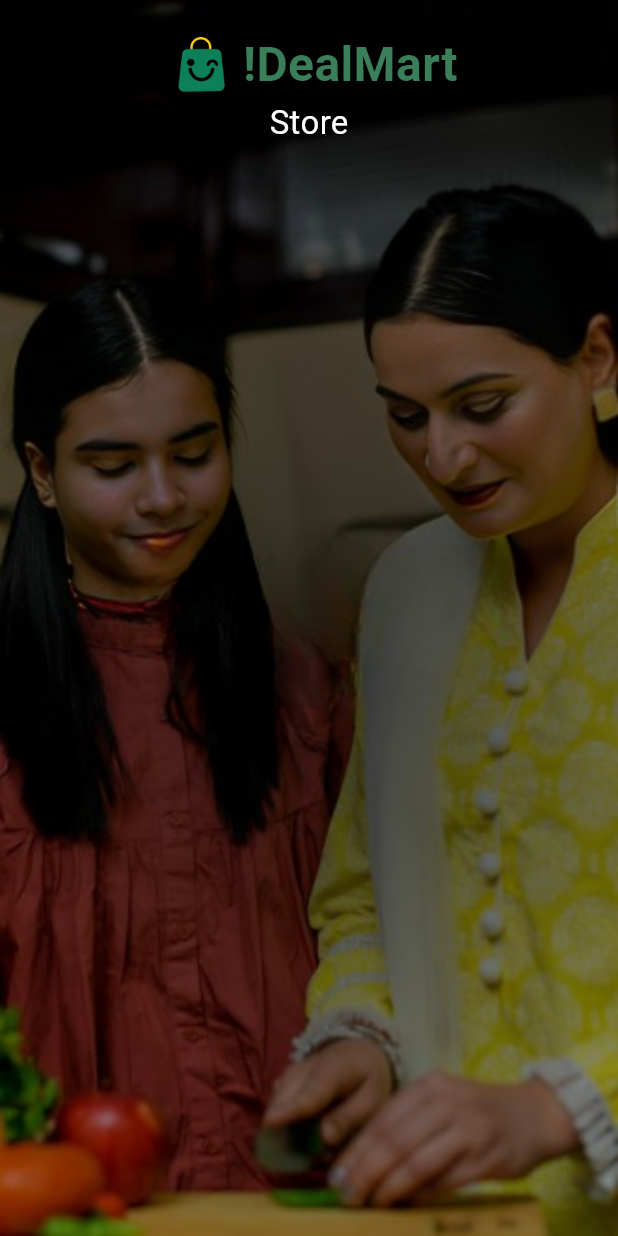
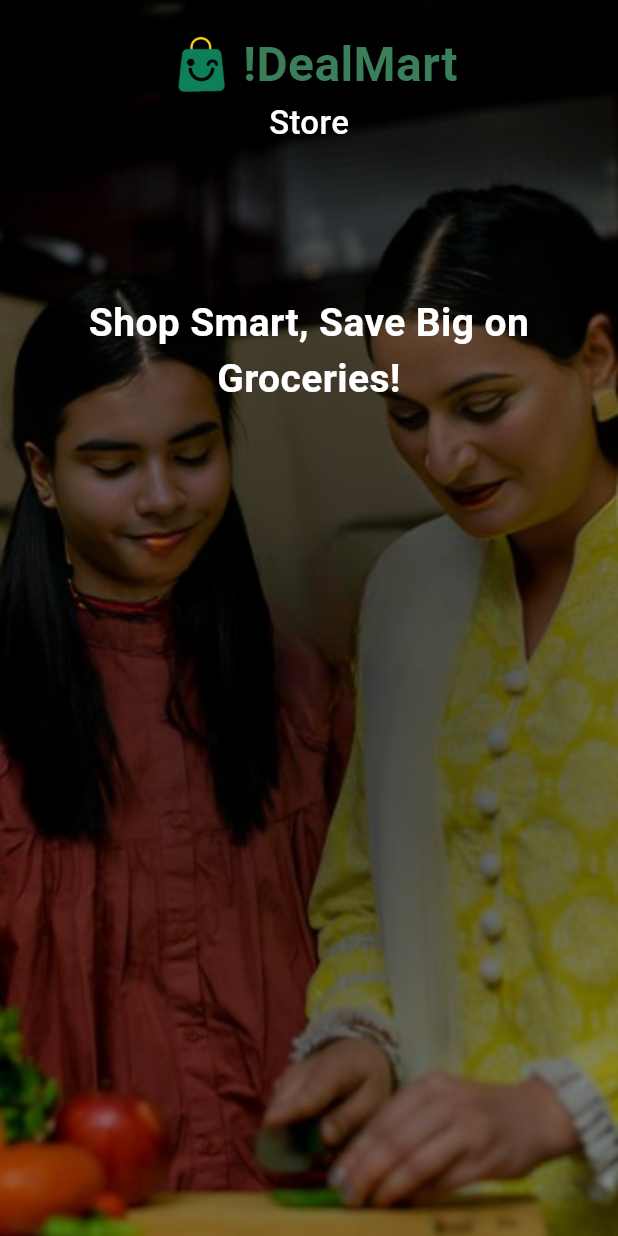
Before and after one commit to Rahul-Sharma-Github/grocery_app, a Flutter app: the screen it shows after launch, on a phone screen of 412 x 824 dp. Run offline on Flutter 3.47's test engine with Material 3 defaults, Android fonts, the phone set to English and light mode, and no system bars; our stand-ins replace device_preview, get, google_fonts; Roboto replaces fonts that are missing (Monda).

Commit message:
added TextField Title |

```diff
--- a/lib/Features/Login/screens/login_screen.dart
+++ b/lib/Features/Login/screens/login_screen.dart
@@ -23,6 +23,9 @@ class LoginScreen extends StatelessWidget {
             child: Padding(
               padding: const EdgeInsets.symmetric(horizontal: 16.0),
               child: Column(
+                mainAxisSize: MainAxisSize.min,
+                crossAxisAlignment: CrossAxisAlignment.center,
+                mainAxisAlignment: MainAxisAlignment.center,
                 children: [
                   const SizedBox(height: 20),
                   // Logo + Title + Subtitle
@@ -48,7 +51,7 @@ class LoginScreen extends StatelessWidget {
                             fit: BoxFit.cover,
                             child: Text(
                               '!DealMart',
-                              style: GoogleFonts.roboto(
+                              style: GoogleFonts.monda(
                                 fontSize: 32.0,
                                 fontWeight: FontWeight.bold,
                                 color: Color(AppColors.logoTextColor),
@@ -69,13 +72,40 @@ class LoginScreen extends StatelessWidget {
                           'Store',
                           style: GoogleFonts.roboto(
                             fontSize: 22.0,
-                            fontWeight: FontWeight.w400,
+                            fontWeight: FontWeight.w500,
                             color: Color(AppColors.textColor),
                           ),
                         ),
                       ),
                     ],
-                  )
+                  ),
+
+                  // TextField Title + Form Text fields + Buttons
+                  const SizedBox(height: 100),
+                  // TextField Title
+                  Row(
+                    crossAxisAlignment: CrossAxisAlignment.center,
+                    mainAxisSize: MainAxisSize.min,
+                    children: [
+                      Flexible(
+                        fit: FlexFit.loose,
+                        child: Padding(
+                          padding: const EdgeInsets.symmetric(horizontal: 36.0),
+                          child: Text(
+                            'Shop Smart, Save Big on Groceries!',
+                            textAlign: TextAlign.center,
+                            style: GoogleFonts.roboto(
+                              fontSize: 26.0,
+                              fontWeight: FontWeight.bold,
+                              color: Color(AppColors.textColor),
+                            ),
+                          ),
+                        ),
+                      ),
+                    ],
+                  ),
+                  // Form Text fields
+
                 ],
               ),
             ),
```
